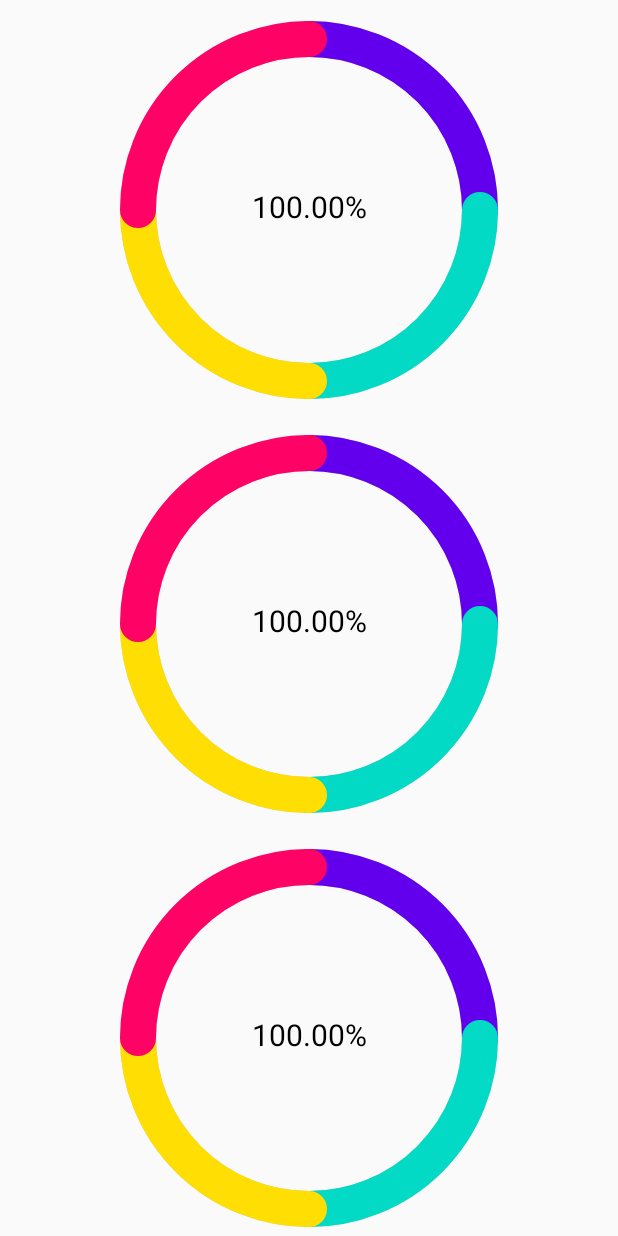
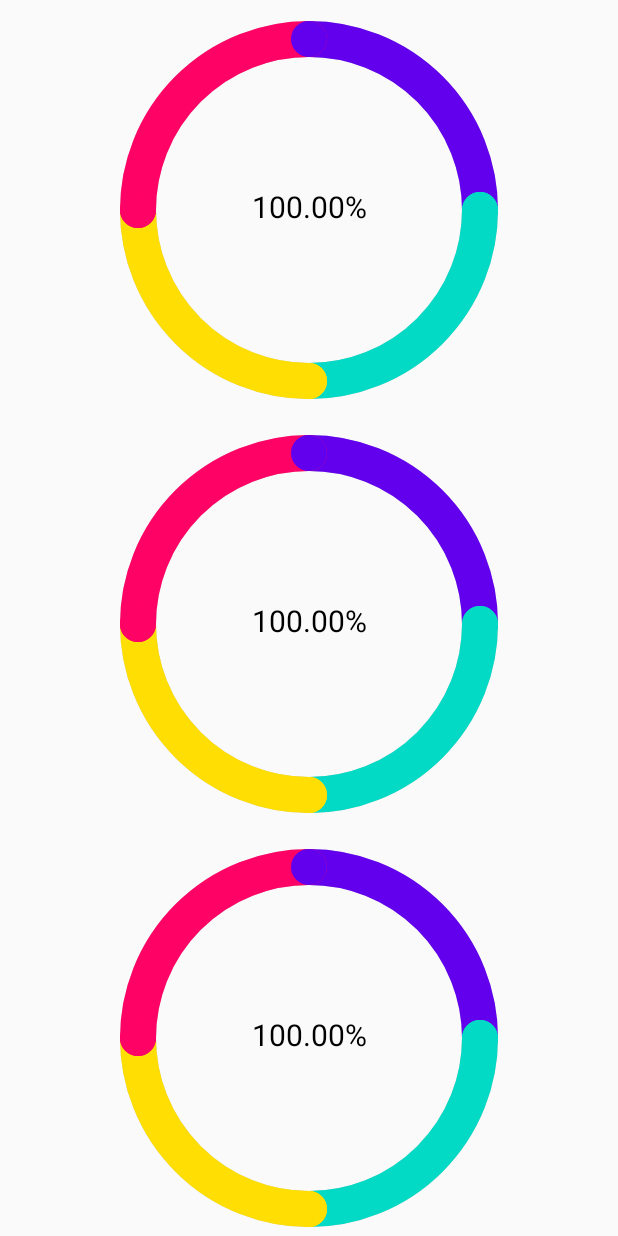
Before and after one commit to xabbok255/ViewsHomeWork, an Android app: the screen it shows after launch (MainActivity), on a phone screen of 412 x 824 dp. Run offline under Robolectric (Android 15) with nearby library versions, the phone set to English and light mode, and no system bars.

Commit message:
fix: replaced arc begin point "repair" canvas.drawArc with canvas.drawPoint

```diff
--- a/app/src/main/java/com/xabbok/viewshomework/ui/StatsViewDrawBidirectionalImpl.kt
+++ b/app/src/main/java/com/xabbok/viewshomework/ui/StatsViewDrawBidirectionalImpl.kt
@@ -3,6 +3,8 @@ package com.xabbok.viewshomework.ui
 import android.graphics.Canvas
 import android.graphics.Paint
 import android.graphics.RectF
+import kotlin.math.cos
+import kotlin.math.sin
 
 class StatsViewDrawBidirectionalImpl : StatsViewDrawInterface {
     override fun draw(
@@ -27,7 +29,16 @@ class StatsViewDrawBidirectionalImpl : StatsViewDrawInterface {
         startAngleVar = startAngle + 45F
         realWeights.forEachIndexed { index, d ->
             paint.color = colors.getOrElse(index) { generateRandomColor() }
-            canvas.drawArc(oval, startAngleVar - (d * animationProgress * 360F / 2F), Float.MIN_VALUE, false, paint)
+
+            val degree = startAngleVar - (d * animationProgress * 360F / 2F).toDouble()
+
+            val startX =
+                oval.centerX() + oval.width() / 2F * cos(Math.toRadians(degree)).toFloat()
+            val startY =
+                oval.centerY() + oval.width() / 2F * sin(Math.toRadians(degree)).toFloat()
+
+            canvas.drawPoint(startX, startY, paint)
+            //canvas.drawArc(oval, startAngleVar - (d * animationProgress * 360F / 2F), Float.MIN_VALUE, false, paint)
             startAngleVar += d * 360F
         }
     }
--- a/app/src/main/java/com/xabbok/viewshomework/ui/StatsViewDrawParallelImpl.kt
+++ b/app/src/main/java/com/xabbok/viewshomework/ui/StatsViewDrawParallelImpl.kt
@@ -3,6 +3,8 @@ package com.xabbok.viewshomework.ui
 import android.graphics.Canvas
 import android.graphics.Paint
 import android.graphics.RectF
+import kotlin.math.cos
+import kotlin.math.sin
 
 class StatsViewDrawParallelImpl : StatsViewDrawInterface {
     override fun draw(
@@ -27,7 +29,17 @@ class StatsViewDrawParallelImpl : StatsViewDrawInterface {
         startAngleVar = -90F
         realWeights.forEachIndexed { index, d ->
             paint.color = colors.getOrElse(index) { generateRandomColor() }
-            canvas.drawArc(oval, startAngleVar + animationProgress * 360F, Float.MIN_VALUE, false, paint)
+
+            val degree = startAngleVar + animationProgress * 360F
+
+            val startX =
+                oval.centerX() + oval.width() / 2F * cos(Math.toRadians(degree.toDouble())).toFloat()
+            val startY =
+                oval.centerY() + oval.width() / 2F * sin(Math.toRadians(degree.toDouble())).toFloat()
+
+            canvas.drawPoint(startX, startY, paint)
+
+            //canvas.drawArc(oval, startAngleVar + animationProgress * 360F, Float.MIN_VALUE, false, paint)
             startAngleVar += d * 360F
         }
     }
--- a/app/src/main/java/com/xabbok/viewshomework/ui/StatsViewDrawSequentiallyImpl.kt
+++ b/app/src/main/java/com/xabbok/viewshomework/ui/StatsViewDrawSequentiallyImpl.kt
@@ -3,8 +3,10 @@ package com.xabbok.viewshomework.ui
 import android.graphics.Canvas
 import android.graphics.Paint
 import android.graphics.RectF
+import kotlin.math.cos
 import kotlin.math.max
 import kotlin.math.min
+import kotlin.math.sin
 
 class StatsViewDrawSequentiallyImpl : StatsViewDrawInterface {
     override fun draw(
@@ -49,13 +51,23 @@ class StatsViewDrawSequentiallyImpl : StatsViewDrawInterface {
             val chunkProgressValue = max(min(progressValueCounter, d), 0F)
             progressValueCounter -= (d)
             paint.color = colors.getOrElse(index) { generateRandomColor() }
-            canvas.drawArc(
+
+            val degree = startAngleVar
+
+            val startX =
+                oval.centerX() + oval.width() / 2F * cos(Math.toRadians(degree.toDouble())).toFloat()
+            val startY =
+                oval.centerY() + oval.width() / 2F * sin(Math.toRadians(degree.toDouble())).toFloat()
+
+            canvas.drawPoint(startX, startY, paint)
+
+            /*canvas.drawArc(
                 oval,
                 startAngleVar,
                 Float.MIN_VALUE,
                 false,
                 paint
-            )
+            )*/
             startAngleVar += chunkProgressValue * 360F
         }
     }
```
